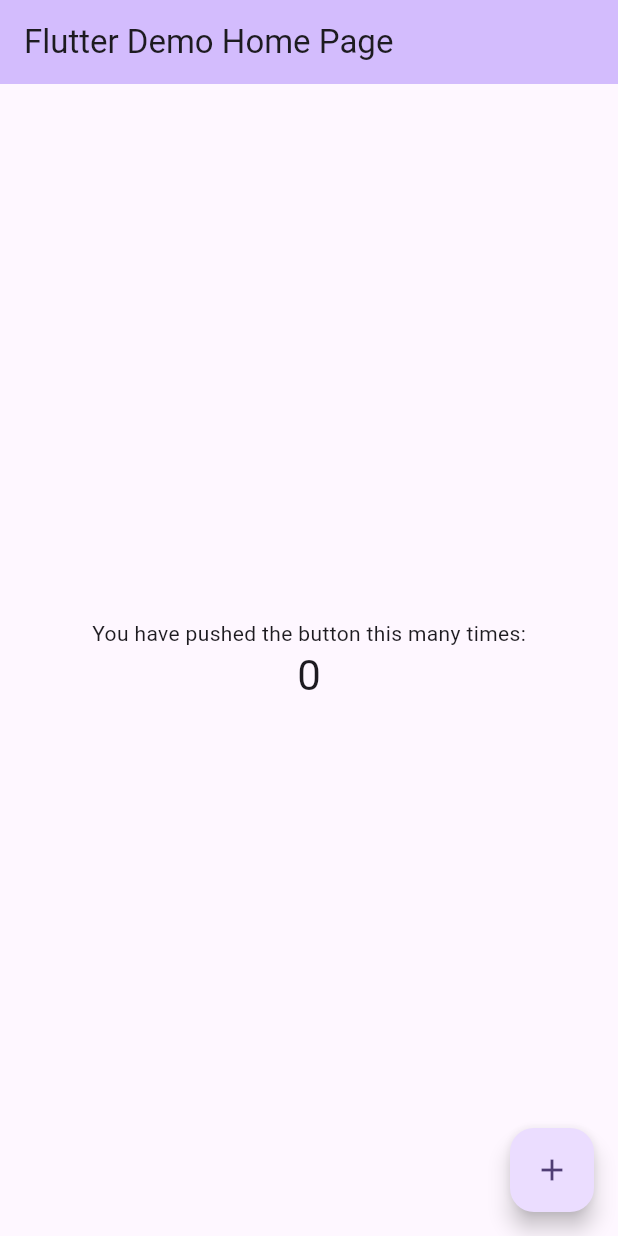
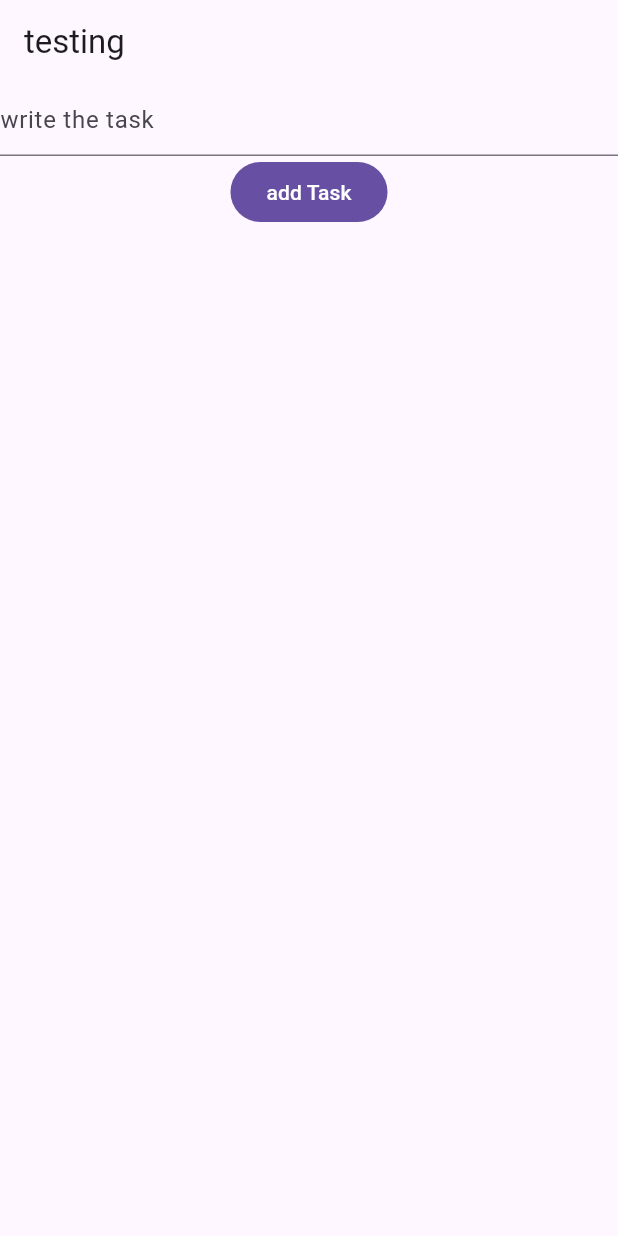
Before and after one commit to aboodJS/max-proudctivity, a Flutter app: the screen it shows after launch, on a phone screen of 412 x 824 dp. Run offline on Flutter 3.47's test engine with Material 3 defaults, Android fonts, the phone set to English and light mode, and no system bars.

Commit message:
[CHANGES] added the basic stucture and functions

```diff
--- /dev/null
+++ b/lib/home.dart
@@ -0,0 +1,52 @@
+import 'package:flutter/material.dart';
+
+class HomePage extends StatelessWidget {
+  const HomePage({super.key});
+
+  @override
+  Widget build(BuildContext context) {
+    return MaterialApp(
+      home: Scaffold(
+        appBar: AppBar(title: Text("testing")),
+        body: Column(children: [InputBox()]),
+      ),
+    );
+  }
+}
+
+class InputBox extends StatefulWidget {
+  const InputBox({super.key});
+
+  @override
+  State<InputBox> createState() => _InputBoxState();
+}
+
+class _InputBoxState extends State<InputBox> {
+  addTodo() {
+    setState(() {
+      if (textController.text != "") {
+        tasks = [...tasks, textController.text];
+        textController.text = '';
+        print(tasks);
+      }
+    });
+  }
+
+  final textController = TextEditingController();
+
+  List tasks = [];
+
+  @override
+  Widget build(BuildContext context) {
+    return Column(
+      children: [
+        TextField(
+          decoration: InputDecoration(hintText: "write the task"),
+          controller: textController,
+        ),
+        FilledButton(onPressed: addTodo, child: const Text("add Task")),
+        for (int i = 0; i < tasks.length; i++) Text('${i + 1}. ${tasks[i]}'),
+      ],
+    );
+  }
+}
--- a/lib/main.dart
+++ b/lib/main.dart
@@ -1,122 +1,6 @@
 import 'package:flutter/material.dart';
+import 'package:max_proudctivity/home.dart';
 
 void main() {
-  runApp(const MyApp());
+  runApp(const HomePage());
 }
-
-class MyApp extends StatelessWidget {
-  const MyApp({super.key});
-
-  // This widget is the root of your application.
-  @override
-  Widget build(BuildContext context) {
-    return MaterialApp(
-      title: 'Flutter Demo',
-      theme: ThemeData(
-        // This is the theme of your application.
-        //
-        // TRY THIS: Try running your application with "flutter run". You'll see
-        // the application has a purple toolbar. Then, without quitting the app,
-        // try changing the seedColor in the colorScheme below to Colors.green
-        // and then invoke "hot reload" (save your changes or press the "hot
-        // reload" button in a Flutter-supported IDE, or press "r" if you used
-        // the command line to start the app).
-        //
-        // Notice that the counter didn't reset back to zero; the application
-        // state is not lost during the reload. To reset the state, use hot
-        // restart instead.
-        //
-        // This works for code too, not just values: Most code changes can be
-        // tested with just a hot reload.
-        colorScheme: ColorScheme.fromSeed(seedColor: Colors.deepPurple),
-      ),
-      home: const MyHomePage(title: 'Flutter Demo Home Page'),
-    );
-  }
-}
-
-class MyHomePage extends StatefulWidget {
-  const MyHomePage({super.key, required this.title});
-
-  // This widget is the home page of your application. It is stateful, meaning
-  // that it has a State object (defined below) that contains fields that affect
-  // how it looks.
-
-  // This class is the configuration for the state. It holds the values (in this
-  // case the title) provided by the parent (in this case the App widget) and
-  // used by the build method of the State. Fields in a Widget subclass are
-  // always marked "final".
-
-  final String title;
-
-  @override
-  State<MyHomePage> createState() => _MyHomePageState();
-}
-
-class _MyHomePageState extends State<MyHomePage> {
-  int _counter = 0;
-
-  void _incrementCounter() {
-    setState(() {
-      // This call to setState tells the Flutter framework that something has
-      // changed in this State, which causes it to rerun the build method below
-      // so that the display can reflect the updated values. If we changed
-      // _counter without calling setState(), then the build method would not be
-      // called again, and so nothing would appear to happen.
-      _counter++;
-    });
-  }
-
-  @override
-  Widget build(BuildContext context) {
-    // This method is rerun every time setState is called, for instance as done
-    // by the _incrementCounter method above.
-    //
-    // The Flutter framework has been optimized to make rerunning build methods
-    // fast, so that you can just rebuild anything that needs updating rather
-    // than having to individually change instances of widgets.
-    return Scaffold(
-      appBar: AppBar(
-        // TRY THIS: Try changing the color here to a specific color (to
-        // Colors.amber, perhaps?) and trigger a hot reload to see the AppBar
-        // change color while the other colors stay the same.
-        backgroundColor: Theme.of(context).colorScheme.inversePrimary,
-        // Here we take the value from the MyHomePage object that was created by
-        // the App.build method, and use it to set our appbar title.
-        title: Text(widget.title),
-      ),
-      body: Center(
-        // Center is a layout widget. It takes a single child and positions it
-        // in the middle of the parent.
-        child: Column(
-          // Column is also a layout widget. It takes a list of children and
-          // arranges them vertically. By default, it sizes itself to fit its
-          // children horizontally, and tries to be as tall as its parent.
-          //
-          // Column has various properties to control how it sizes itself and
-          // how it positions its children. Here we use mainAxisAlignment to
-          // center the children vertically; the main axis here is the vertical
-          // axis because Columns are vertical (the cross axis would be
-          // horizontal).
-          //
-          // TRY THIS: Invoke "debug painting" (choose the "Toggle Debug Paint"
-          // action in the IDE, or press "p" in the console), to see the
-          // wireframe for each widget.
-          mainAxisAlignment: MainAxisAlignment.center,
-          children: <Widget>[
-            const Text('You have pushed the button this many times:'),
-            Text(
-              '$_counter',
-              style: Theme.of(context).textTheme.headlineMedium,
-            ),
-          ],
-        ),
-      ),
-      floatingActionButton: FloatingActionButton(
-        onPressed: _incrementCounter,
-        tooltip: 'Increment',
-        child: const Icon(Icons.add),
-      ), // This trailing comma makes auto-formatting nicer for build methods.
-    );
-  }
-}
```
